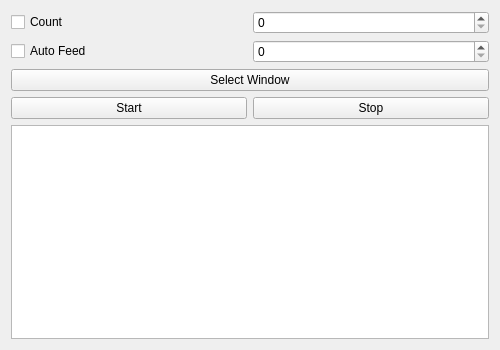
Before: the Qt Designer form ui_arknights_assist.ui in dubyoo/ArknightsAssist, drawn with Qt 5.
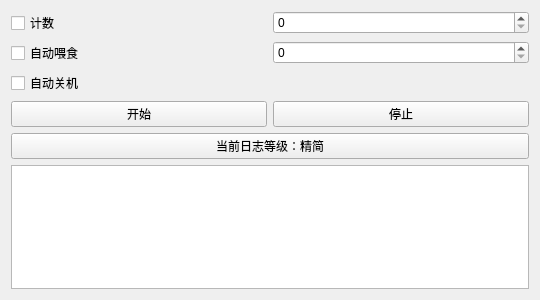
After: the same form once the commit is applied.

```diff
--- a/ui_arknights_assist.ui
+++ b/ui_arknights_assist.ui
@@ -6,66 +6,118 @@
    <rect>
     <x>0</x>
     <y>0</y>
-    <width>500</width>
-    <height>350</height>
+    <width>540</width>
+    <height>300</height>
    </rect>
   </property>
   <property name="windowTitle">
    <string>Arknight Assist</string>
   </property>
-  <layout class="QGridLayout" name="gridLayout">
-   <item row="4" column="0" colspan="2">
+  <layout class="QVBoxLayout" name="verticalLayout">
+   <item>
+    <layout class="QHBoxLayout" name="horizontalLayout_2">
+     <item>
+      <widget class="QCheckBox" name="checkBox_count">
+       <property name="font">
+        <font>
+         <family>微软雅黑</family>
+        </font>
+       </property>
+       <property name="text">
+        <string>计数</string>
+       </property>
+      </widget>
+     </item>
+     <item>
+      <widget class="QSpinBox" name="spinBox_count">
+       <property name="maximum">
+        <number>99999</number>
+       </property>
+      </widget>
+     </item>
+    </layout>
+   </item>
+   <item>
+    <layout class="QHBoxLayout" name="horizontalLayout_3">
+     <item>
+      <widget class="QCheckBox" name="checkBox_auto_feed">
+       <property name="font">
+        <font>
+         <family>微软雅黑</family>
+        </font>
+       </property>
+       <property name="text">
+        <string>自动喂食</string>
+       </property>
+      </widget>
+     </item>
+     <item>
+      <widget class="QSpinBox" name="spinBox_auto_feed">
+       <property name="maximum">
+        <number>99999</number>
+       </property>
+      </widget>
+     </item>
+    </layout>
+   </item>
+   <item>
+    <widget class="QCheckBox" name="checkBox_shutdown">
+     <property name="font">
+      <font>
+       <family>微软雅黑</family>
+      </font>
+     </property>
+     <property name="text">
+      <string>自动关机</string>
+     </property>
+    </widget>
+   </item>
+   <item>
+    <layout class="QHBoxLayout" name="horizontalLayout">
+     <item>
+      <widget class="QPushButton" name="pushButton_start">
+       <property name="font">
+        <font>
+         <family>微软雅黑</family>
+        </font>
+       </property>
+       <property name="text">
+        <string>开始</string>
+       </property>
+      </widget>
+     </item>
+     <item>
+      <widget class="QPushButton" name="pushButton_stop">
+       <property name="font">
+        <font>
+         <family>微软雅黑</family>
+        </font>
+       </property>
+       <property name="accessibleDescription">
+        <string/>
+       </property>
+       <property name="text">
+        <string>停止</string>
+       </property>
+      </widget>
+     </item>
+    </layout>
+   </item>
+   <item>
+    <widget class="QPushButton" name="pushButton_log_level">
+     <property name="font">
+      <font>
+       <family>微软雅黑</family>
+      </font>
+     </property>
+     <property name="text">
+      <string>当前日志等级：精简</string>
+     </property>
+    </widget>
+   </item>
+   <item>
     <widget class="QTextBrowser" name="textBrowser"/>
    </item>
-   <item row="3" column="0">
-    <widget class="QPushButton" name="pushButton_start">
-     <property name="text">
-      <string>Start</string>
-     </property>
-    </widget>
-   </item>
-   <item row="3" column="1">
-    <widget class="QPushButton" name="pushButton_stop">
-     <property name="text">
-      <string>Stop</string>
-     </property>
-    </widget>
-   </item>
-   <item row="0" column="0">
-    <widget class="QCheckBox" name="checkBox_count">
-     <property name="text">
-      <string>Count</string>
-     </property>
-    </widget>
-   </item>
-   <item row="2" column="0" colspan="2">
-    <widget class="QPushButton" name="pushButton_select_window">
-     <property name="text">
-      <string>Select Window</string>
-     </property>
-    </widget>
-   </item>
-   <item row="1" column="1">
-    <widget class="QSpinBox" name="spinBox_auto_feed">
-     <property name="maximum">
-      <number>99999</number>
-     </property>
-    </widget>
-   </item>
-   <item row="1" column="0">
-    <widget class="QCheckBox" name="checkBox_auto_feed">
-     <property name="text">
-      <string>Auto Feed</string>
-     </property>
-    </widget>
-   </item>
-   <item row="0" column="1">
-    <widget class="QSpinBox" name="spinBox_count">
-     <property name="maximum">
-      <number>99999</number>
-     </property>
-    </widget>
-   </item>
   </layout>
  </widget>
  <resources/>
```
